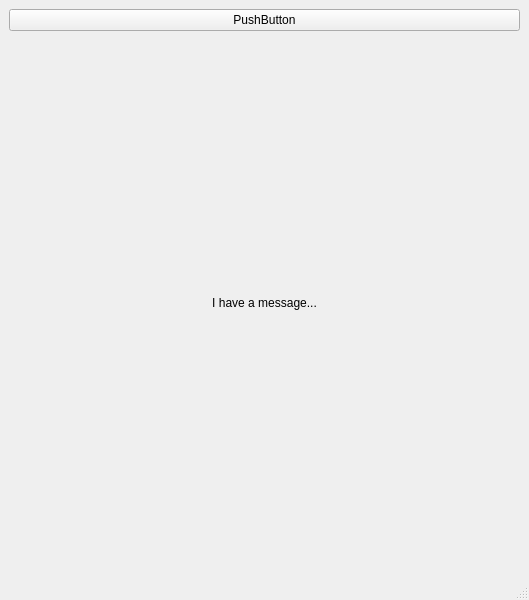
Before: the Qt Designer form Tasks/09 - OOP Gui/02-HelloWorld In Code-solution/mainwindow.ui in UniversityOfPlymouthComputing/SoftwareEngineering, drawn with Qt 5.
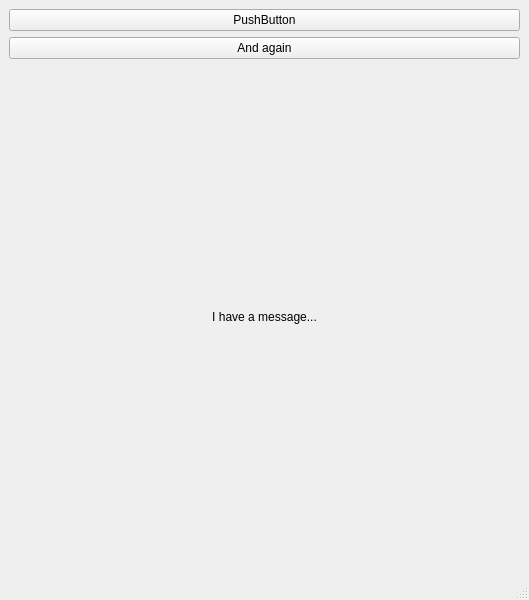
After: the same form once the commit is applied.

```diff
--- a/Tasks/09 - OOP Gui/02-HelloWorld In Code-solution/mainwindow.ui
+++ b/Tasks/09 - OOP Gui/02-HelloWorld In Code-solution/mainwindow.ui
@@ -22,6 +22,13 @@
       </property>
      </widget>
     </item>
+    <item>
+     <widget class="QPushButton" name="pushButton_2">
+      <property name="text">
+       <string>And again</string>
+      </property>
+     </widget>
+    </item>
     <item>
      <widget class="QLabel" name="labelMessage">
       <property name="text">
```
Left out of the diff: 2 changed lines with no effect on the pictures.
